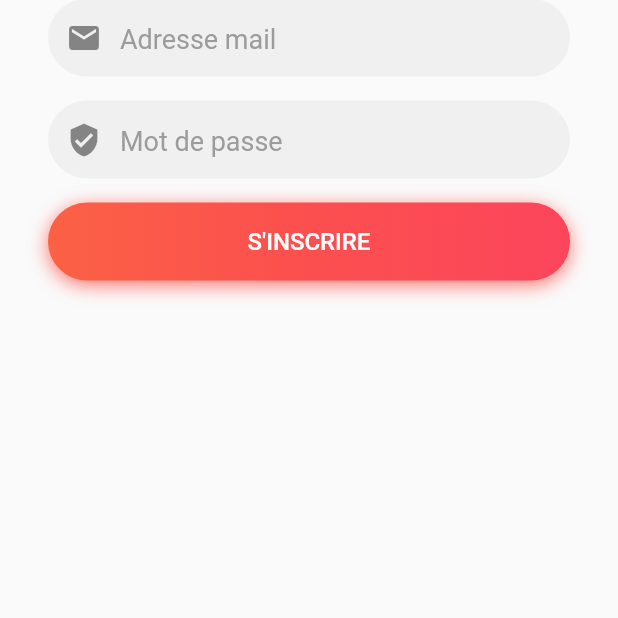
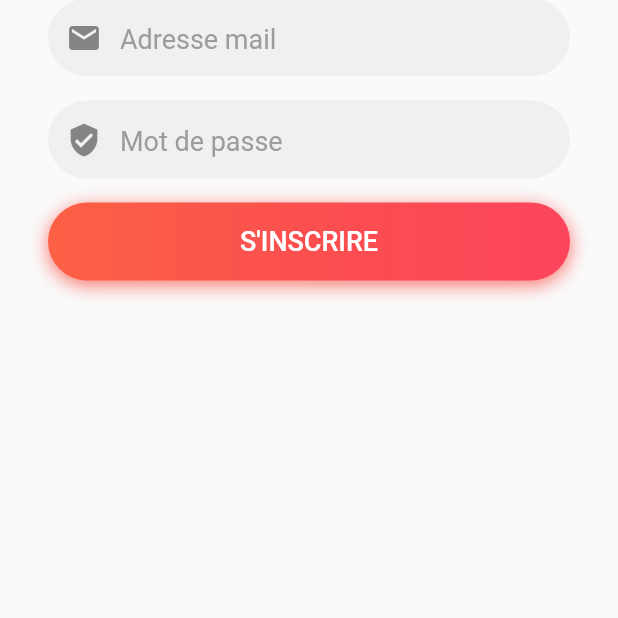
Before and after one commit to Majidbouikken/bustracker, a Flutter app: the screen it shows after launch, after a tap on "inscrivez-vous", on a phone screen of 412 x 824 dp, the part 618-1236 px from its top. Run offline on Flutter 3.47's test engine with Material 2 defaults, Android fonts, the phone set to English and light mode, and no system bars; our stand-ins replace flare_flutter; Roboto replaces fonts that are missing (Oxygen).

Commit message:
few updates

```diff
--- a/lib/LogInPage.dart
+++ b/lib/LogInPage.dart
@@ -67,6 +67,8 @@ class LogInPageState extends State<LogInPage> {
               decoration: BoxDecoration(
                 borderRadius: BorderRadius.circular(100),
                 gradient: LinearGradient(
+                  begin: Alignment.topLeft,
+                  end: Alignment.bottomRight,
                   colors: [
                     ThemeColors.gradientOrange,
                     ThemeColors.gradientRed,
@@ -88,7 +90,7 @@ class LogInPageState extends State<LogInPage> {
                     style: new TextStyle(
                         color: Colors.white,
                         fontFamily: 'Oxygen',
-                        fontSize: 16),
+                        fontSize: 18),
                   )),
             ),
             SizedBox(
@@ -157,17 +159,17 @@ class LogInPageState extends State<LogInPage> {
               children: <Widget>[
                 GestureDetector(
                     child: Text("inscrivez-vous", style: TextStyle(
-                        color: ThemeColors.mainRed, fontFamily: 'Montserrat', fontSize: 11)),
+                        color: ThemeColors.mainRed, fontFamily: 'Montserrat', fontSize: 12)),
                     onTap: () {
                       Navigator.of(context)
                           .pushNamed("/SignUpPage");
                     }
                 ),
                 Text("  ou  ", style: TextStyle(
-                    color: ThemeColors.mediumGrey, fontFamily: 'Montserrat', fontSize: 11),),
+                    color: ThemeColors.mediumGrey, fontFamily: 'Montserrat', fontSize: 12),),
                 GestureDetector(
                     child: Text("mot de passe oublié?", style: TextStyle(
-                        color: ThemeColors.mainRed, fontFamily: 'Montserrat', fontSize: 11),),
+                        color: ThemeColors.mainRed, fontFamily: 'Montserrat', fontSize: 12),),
                     onTap: () {
                       Navigator.of(context)
                           .pushNamed("/SignUpPage");
--- a/lib/SignUpPage.dart
+++ b/lib/SignUpPage.dart
@@ -209,7 +209,7 @@ class SignUpPageState extends State<SignUpPagePage> {
                     style: new TextStyle(
                         color: Colors.white,
                         fontFamily: 'Oxygen',
-                        fontSize: 16),
+                        fontSize: 18),
                   )),
             ),
           ],
--- a/pubspec.yaml
+++ b/pubspec.yaml
@@ -51,6 +51,7 @@ flutter:
   assets:
     - assets/images/MAP.png
     - assets/images/ControllBar.png
+    - assets/images/photo de profile.png
     - assets/animations/tutoSMS1.flr
     #   - family: Trajan Pro
     #     fonts:
```
